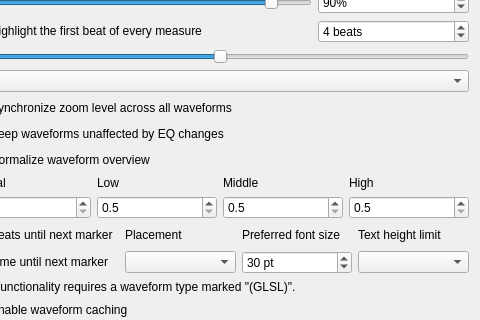
The window that src/preferences/dialog/dlgprefwaveformdlg.ui (jlabatut/mixxx) describes before a commit, drawn with Qt 5; both pictures show x 197 to 677 and y 134 to 454 of the 677 by 654 pixel window.
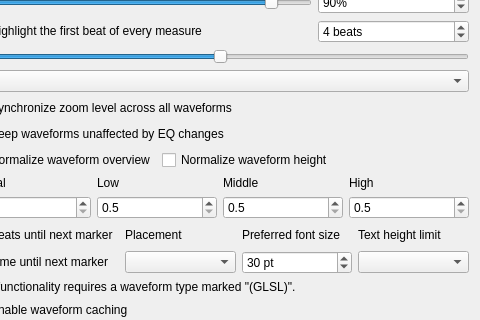
The same window after the commit.

Commit message:
[feat] Normalize waveform height
- Add a waveform preference, off by default, that scales each track so its
  loudest part fills 95% of the waveform height
- When enabled, the track gain, ReplayGain and the overall visual gain no
  longer change the waveforms

Patch:
```diff
--- a/src/preferences/dialog/dlgprefwaveformdlg.ui
+++ b/src/preferences/dialog/dlgprefwaveformdlg.ui
@@ -362,6 +362,16 @@
        </property>
       </widget>
      </item>
+     <item row="10" column="2" colspan="2">
+      <widget class="QCheckBox" name="normalizeWaveformCheckBox">
+       <property name="toolTip">
+        <string>Scale each track so its loudest part fills the waveform height. The track gain and the overall visual gain no longer change the waveforms.</string>
+       </property>
+       <property name="text">
+        <string>Normalize waveform height</string>
+       </property>
+      </widget>
+     </item>
 
      <item row="11" column="0">
       <widget class="QLabel" name="visualGainLabel">
```
Left out of the diff: 1 changed line with no effect on the pictures. The commit also changes 9 other files.
